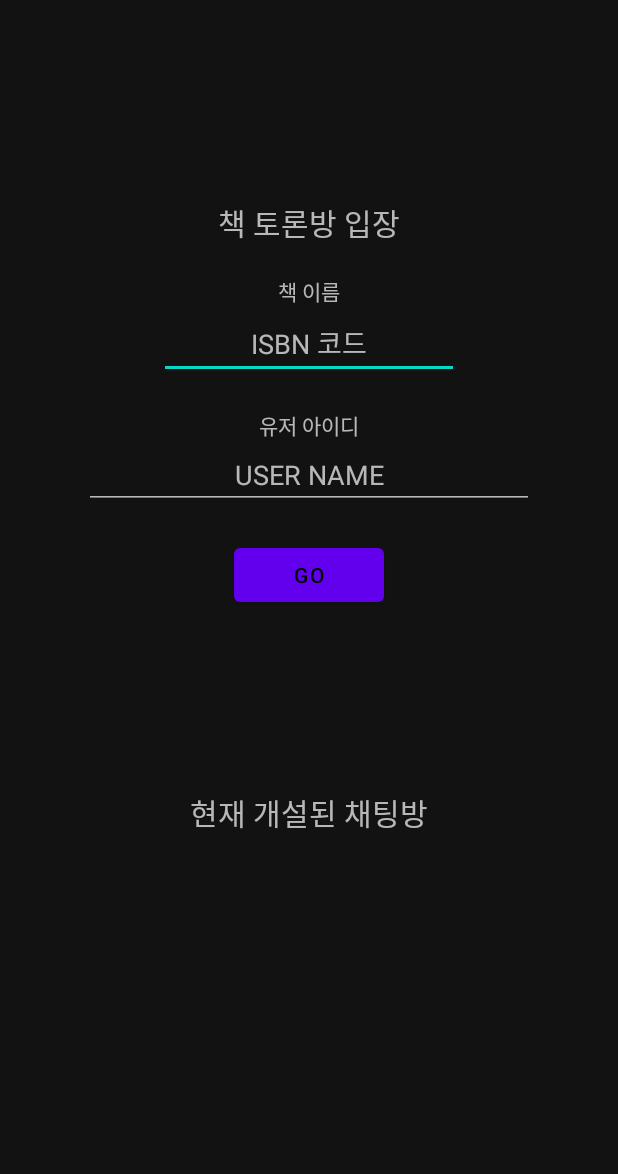
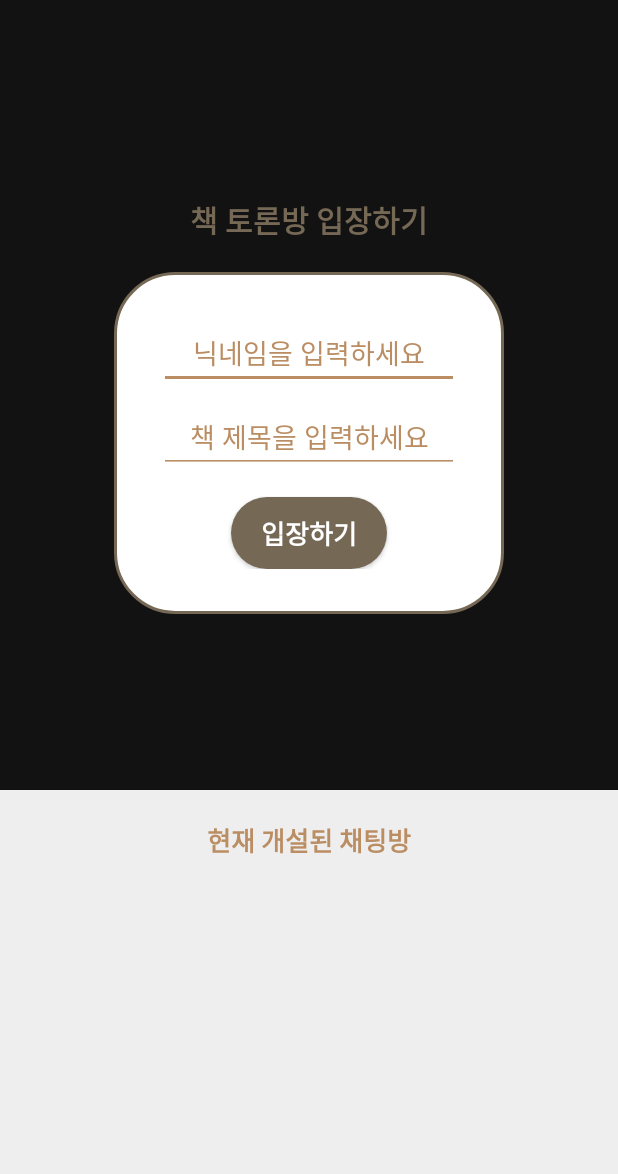
Before and after one commit to hyunse21/bookstorming, an Android app: the StartActivity_review screen opened directly, with no data from a screen before it, on a phone screen of 412 x 824 dp, the part 62-1236 px from its top. Run offline under Robolectric (Android 15) with nearby library versions, the phone set to English and light mode, and no system bars; our stand-ins replace Firebase (no records; nobody signed in at launch, a user with empty details on screens opened directly); network calls fail.

Commit message:
jiyun xml

```diff
--- /dev/null
+++ b/app/src/main/res/drawable-v24/rounded.xml
@@ -0,0 +1,7 @@
+<?xml version="1.0" encoding="utf-8"?>
+<shape xmlns:android="http://schemas.android.com/apk/res/android"
+    android:shape="rectangle">
+    <corners
+        android:radius="300dp"/>
+    <solid android:color="@android:color/white"/>
+</shape>
--- a/app/src/main/res/drawable/rounded.xml
+++ b/app/src/main/res/drawable-v24/rounded_slight.xml
@@ -2,5 +2,6 @@
 <shape xmlns:android="http://schemas.android.com/apk/res/android"
     android:shape="rectangle">
     <corners
-        android:radius="300dp"/>
+        android:radius="20dp"/>
+    <solid android:color="@android:color/white"/>
 </shape>
--- /dev/null
+++ b/app/src/main/res/drawable-v24/stroke.xml
@@ -0,0 +1,7 @@
+<?xml version="1.0" encoding="utf-8"?>
+<shape xmlns:android="http://schemas.android.com/apk/res/android"
+    android:shape="rectangle">
+    <stroke android:color="#756855" android:width="2dp"/>
+    <corners android:radius="40dp"/>
+    <solid android:color="@android:color/white"/>
+</shape>
--- a/app/src/main/res/layout/activity_chat.xml
+++ b/app/src/main/res/layout/activity_chat.xml
@@ -1,5 +1,5 @@
 <?xml version="1.0" encoding="utf-8"?>
-<!--수정-->
+<!--디자인 수정-->
 <RelativeLayout xmlns:android="http://schemas.android.com/apk/res/android"
     xmlns:app="http://schemas.android.com/apk/res-auto"
     xmlns:tools="http://schemas.android.com/tools"
--- a/app/src/main/res/layout/activity_start_review.xml
+++ b/app/src/main/res/layout/activity_start_review.xml
@@ -1,4 +1,5 @@
 <?xml version="1.0" encoding="utf-8"?>
+<!--디자인수정-->
 <RelativeLayout xmlns:android="http://schemas.android.com/apk/res/android"
     xmlns:app="http://schemas.android.com/apk/res-auto"
     xmlns:tools="http://schemas.android.com/tools"
@@ -25,44 +26,59 @@
                 android:layout_width="match_parent"
                 android:layout_height="wrap_content"
                 android:textSize="20dp"
-                android:text="책 토론방 입장"
+                android:text="책 토론방 입장하기"
+                android:textColor="#756855"
+                android:textStyle="bold"
                 android:layout_marginBottom="20dp"
                 android:gravity="center"/>
-            <TextView
+
+            <LinearLayout
                 android:layout_width="wrap_content"
                 android:layout_height="wrap_content"
-                android:text="책 이름"
-                />
+                android:orientation="vertical"
+                android:gravity="center"
+                android:background="@drawable/stroke"
+                android:padding="30dp">
+
+                <EditText
+                    android:id="@+id/user_edit"
+                    android:layout_width="200dp"
+                    android:layout_height="wrap_content"
+                    android:inputType="textPersonName"
+                    android:hint="닉네임을 입력하세요"
+                    android:layout_gravity="center"
+                    android:gravity="center"
+                    android:layout_marginBottom="8dp"
+                    android:textColorHint="#BA8D63"
+                    android:backgroundTint="#BA8D63"
+                    android:textSize="18dp"/>
+
                 <EditText
                     android:id="@+id/user_chat"
                     android:layout_width="200dp"
                     android:layout_height="wrap_content"
                     android:inputType="textPersonName"
-                android:hint="ISBN 코드"
+                    android:hint="책 제목을 입력하세요"
                     android:layout_gravity="center"
                     android:gravity="center"
-                android:layout_marginBottom="20dp"/>
-            <TextView
+                    android:textColorHint="#BA8D63"
+                    android:backgroundTint="#BA8D63"
+                    android:textSize="18dp"
+                    android:layout_marginBottom="16dp"/>
+
+                <android.widget.Button
+                    android:id="@+id/user_next"
                     android:layout_width="wrap_content"
                     android:layout_height="wrap_content"
-                android:text="유저 아이디"
-                />
+                    android:textColor="#fff"
+                    android:textSize="17dp"
+                    android:background="@drawable/rounded"
+                    android:paddingHorizontal="20dp"
+                    android:backgroundTint="#756855"
+                    android:text="입장하기"
+                    android:textStyle="bold"/>
 
-            <EditText
-                android:id="@+id/user_edit"
-                android:layout_width="300dp"
-                android:layout_height="wrap_content"
-                android:inputType="textPersonName"
-                android:hint="USER NAME"
-                android:layout_gravity="center"
-                android:gravity="center"
-                android:layout_marginBottom="20dp"/>
-
-            <Button
-                android:id="@+id/user_next"
-                android:layout_width="100dp"
-                android:layout_height="wrap_content"
-                android:text="GO"/>
+            </LinearLayout>
 
         </LinearLayout>
 
@@ -70,13 +86,20 @@
             android:layout_weight="2"
             android:layout_width="match_parent"
             android:layout_height="match_parent"
-            android:orientation="vertical">
+            android:orientation="vertical"
+            android:background="#eee">
+
             <TextView
                 android:layout_width="match_parent"
                 android:layout_height="wrap_content"
-                android:textSize="20dp"                android:text="현재 개설된 채팅방"
+                android:textSize="17dp"
+                android:text="현재 개설된 채팅방"
+                android:layout_marginTop="20dp"
                 android:layout_marginBottom="20dp"
-                android:gravity="center"/>
+                android:gravity="center"
+                android:textColor="#BA8D63"
+                android:textStyle="bold"/>
+
             <ListView
                 android:id="@+id/chat_list"
                 android:layout_width="match_parent"
```
Also changed, not shown: app/src/main/res/layout/activity_detail.xml (+8 -3 lines), app/src/main/res/layout/activity_dialog.xml (+22 -10 lines), app/src/main/res/layout/activity_login.xml (+39 -11 lines), app/src/main/res/layout/activity_start.xml (+54 -21 lines), app/src/main/res/drawable-v24/logo.png (added), app/src/main/res/drawable-v24/logo_text.png (added), app/src/main/res/drawable-v24/logout.png, app/src/main/res/drawable-v24/profileout.png. Lines whose indentation alone changed are shown as unchanged.
